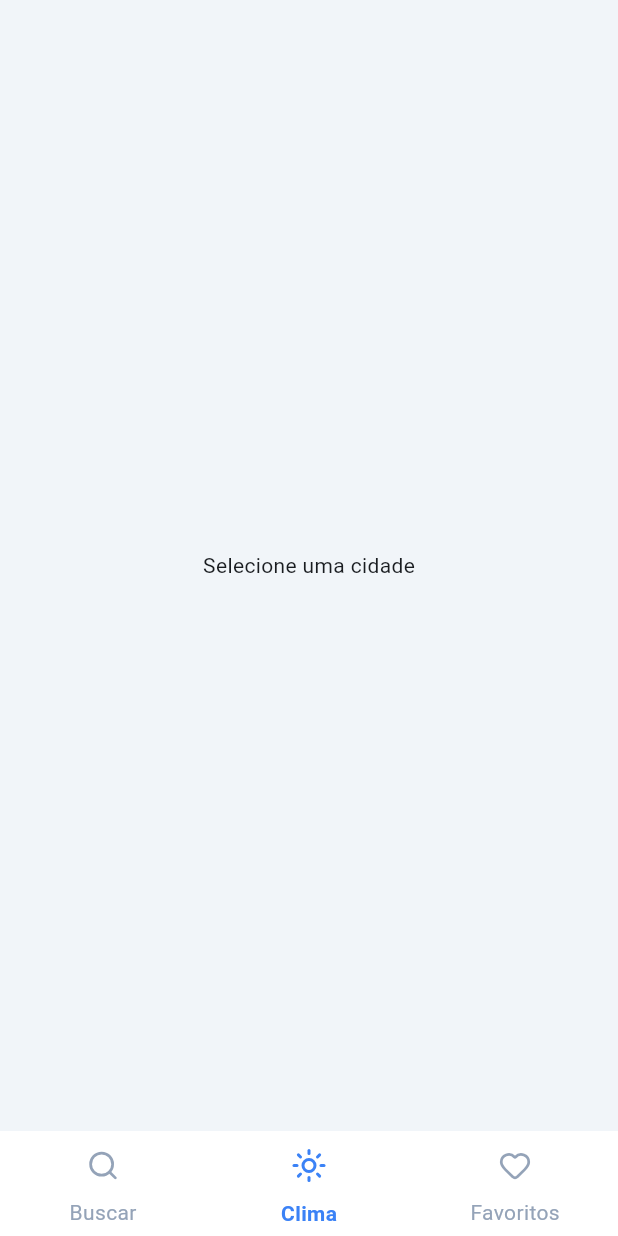
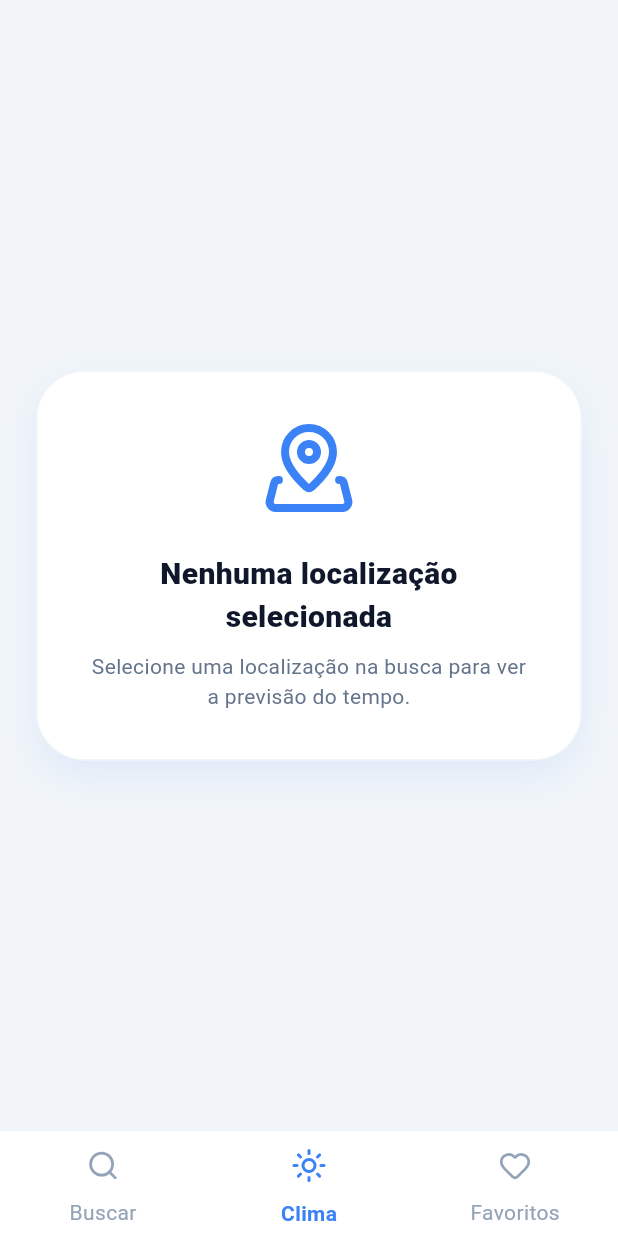
Before and after one commit to GabriielB/AetheroApp, a Flutter app: the screen it shows after launch, item 2 of the bottom bar chosen, on a phone screen of 412 x 824 dp. Run offline on Flutter 3.47's test engine with Material 3 defaults, Android fonts, the phone set to English and light mode, and no system bars; our stand-ins replace dio, flutter_riverpod, freezed_annotation, lucide_flutter.

Commit message:
feat(weather): refactor weather states with freezed and unified UI indicators

```diff
--- a/lib/app/app.dart
+++ b/lib/app/app.dart
@@ -1,3 +1,4 @@
+import 'package:aethero/app/theme/app_colors.dart';
 import 'package:aethero/core/presentation/main_page.dart';
 import 'package:flutter/material.dart';
 
@@ -9,7 +10,7 @@ class AetheroApp extends StatelessWidget {
     return MaterialApp(
       title: 'Aethero',
       debugShowCheckedModeBanner: false,
-      theme: ThemeData(colorSchemeSeed: Colors.blue, useMaterial3: true),
+      theme: ThemeData(colorSchemeSeed: AppColors.primary, useMaterial3: true),
       home: MainPage(),
     );
   }
--- a/lib/features/weather/presentation/pages/weather_page.dart
+++ b/lib/features/weather/presentation/pages/weather_page.dart
@@ -1,4 +1,5 @@
 import 'package:aethero/features/weather/presentation/widgets/training_windows_card.dart';
+import 'package:aethero/features/weather/presentation/widgets/weather_status_indicator.dart';
 import 'package:flutter/material.dart';
 import 'package:flutter_riverpod/flutter_riverpod.dart';
 import '../../../../app/theme/app_colors.dart';
@@ -23,24 +24,11 @@ class WeatherPage extends ConsumerWidget {
       backgroundColor: AppColors.background,
       body: SafeArea(
         child: weatherAsync.when(
-          loading: () => const Center(child: CircularProgressIndicator()),
-          error: (error, _) => Center(
-            child: Column(
-              mainAxisAlignment: MainAxisAlignment.center,
-              children: [
-                const Icon(
-                  Icons.error_outline,
-                  size: 48,
-                  color: AppColors.error,
-                ),
-                const SizedBox(height: 16),
-                Text('Erro ao carregar clima: $error'),
-              ],
-            ),
-          ),
+          loading: () => const WeatherLoadingState(),
+          error: (error, _) => WeatherErrorState(message: error.toString()),
           data: (weather) {
             if (city == null || weather == null) {
-              return const Center(child: Text('Selecione uma cidade'));
+              return const WeatherEmptyState();
             }
 
             final weatherInfo = mapWeatherCode(weather.weatherCode);
@@ -58,25 +46,30 @@ class WeatherPage extends ConsumerWidget {
                   children: [
                     Header(city: city),
                     const SizedBox(height: 24),
+
                     WeatherMainCard(
                       weather: weather,
                       description: weatherInfo.description,
                     ),
+
                     const SizedBox(height: 20),
                     RecommendationCard(weather: weather),
+
                     const SizedBox(height: 24),
                     SunInfoCard(weather: weather),
+
                     const SizedBox(height: 24),
                     TrainingWindowsCard(
                       hourlyList: weather.hourlyForecast,
                       hourlyData: weather.hourlyForecast,
                     ),
+
                     const SizedBox(height: 24),
                     const Text(
                       'Detalhes Meteorológicos',
                       style: TextStyle(
                         fontSize: 18,
-                        fontWeight: FontWeight.bold,
+                        fontWeight: FontWeight.w900,
                         color: AppColors.textPrimary,
                       ),
                     ),
--- /dev/null
+++ b/lib/features/weather/presentation/widgets/weather_status_indicator.dart
@@ -0,0 +1,109 @@
+import 'package:flutter/material.dart';
+import 'package:lucide_flutter/lucide_flutter.dart';
+import '../../../../app/theme/app_colors.dart';
+
+class _BaseWeatherState extends StatelessWidget {
+  final IconData icon;
+  final String title;
+  final String subtitle;
+  final Color iconColor;
+  final LinearGradient? gradient;
+
+  const _BaseWeatherState({
+    required this.icon,
+    required this.title,
+    required this.subtitle,
+    required this.iconColor,
+    this.gradient,
+  });
+
+  @override
+  Widget build(BuildContext context) {
+    return Center(
+      child: Container(
+        margin: const EdgeInsets.all(24),
+        padding: const EdgeInsets.all(32),
+        decoration: BoxDecoration(
+          color: AppColors.surface,
+          gradient: gradient,
+          borderRadius: BorderRadius.circular(32),
+          border: Border.all(color: AppColors.border.withValues(alpha: 0.5)),
+          boxShadow: [
+            BoxShadow(
+              color: iconColor.withValues(alpha: 0.1),
+              blurRadius: 20,
+              offset: const Offset(0, 10),
+            ),
+          ],
+        ),
+        child: Column(
+          mainAxisSize: MainAxisSize.min,
+          children: [
+            Icon(icon, size: 64, color: iconColor),
+            const SizedBox(height: 24),
+            Text(
+              title,
+              textAlign: TextAlign.center,
+              style: const TextStyle(
+                fontSize: 20,
+                fontWeight: FontWeight.w900,
+                color: AppColors.textPrimary,
+              ),
+            ),
+            const SizedBox(height: 8),
+            Text(
+              subtitle,
+              textAlign: TextAlign.center,
+              style: const TextStyle(
+                fontSize: 14,
+                color: AppColors.textSecondary,
+              ),
+            ),
+          ],
+        ),
+      ),
+    );
+  }
+}
+
+class WeatherEmptyState extends StatelessWidget {
+  const WeatherEmptyState({super.key});
+  @override
+  Widget build(BuildContext context) {
+    return const _BaseWeatherState(
+      icon: LucideIcons.mapPinned,
+      title: 'Nenhuma localização selecionada',
+      subtitle:
+          'Selecione uma localização na busca para ver a previsão do tempo.',
+      iconColor: AppColors.primary,
+    );
+  }
+}
+
+class WeatherLoadingState extends StatelessWidget {
+  const WeatherLoadingState({super.key});
+  @override
+  Widget build(BuildContext context) {
+    return const _BaseWeatherState(
+      icon: LucideIcons.cloudSun,
+      title: 'Sincronizando...',
+      subtitle: 'Buscando dados meteorológicos em tempo real.',
+      iconColor: AppColors.primary,
+      gradient: AppColors.cardInitialGradient,
+    );
+  }
+}
+
+class WeatherErrorState extends StatelessWidget {
+  final String message;
+  const WeatherErrorState({super.key, required this.message});
+  @override
+  Widget build(BuildContext context) {
+    return _BaseWeatherState(
+      icon: LucideIcons.cloudLightning,
+      title: 'Ops! Falha no sinal',
+      subtitle: message,
+      iconColor: AppColors.error,
+    );
+  }
+}
```
Also changed, not shown: lib/features/weather/presentation/providers/search_states.dart (deleted, +0 -13 lines), lib/features/weather/presentation/providers/weather_state.dart (added, +13 -0 lines), lib/features/weather/presentation/providers/weather_state.freezed.dart.
